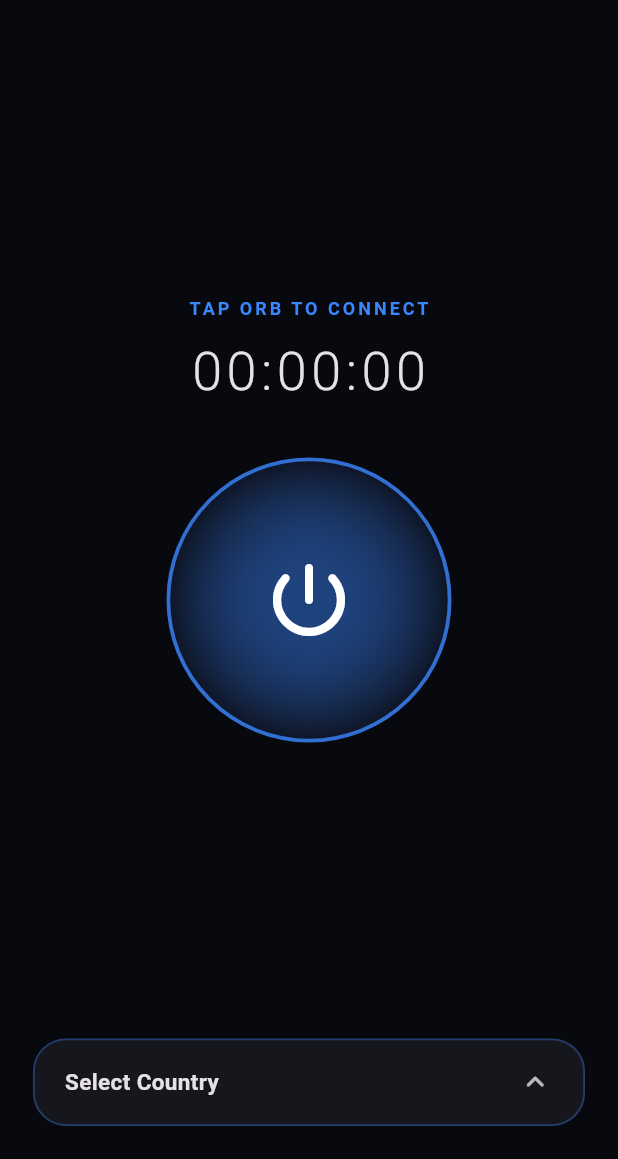
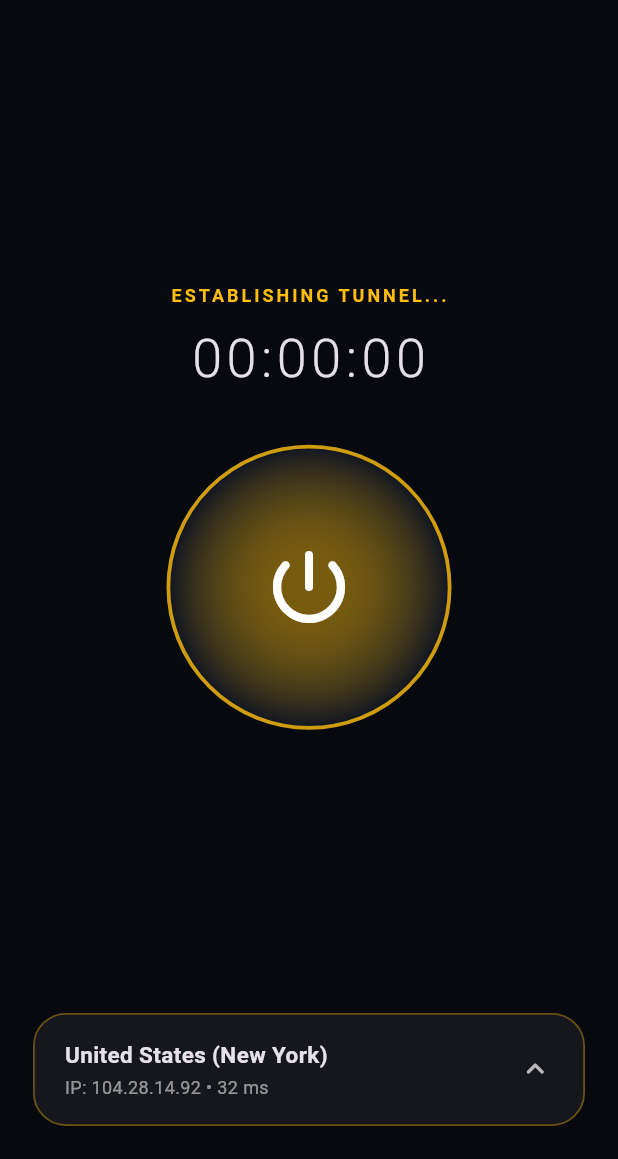
Before and after one commit to Zubairabbas9822/waka-vpn, a Flutter app: the screen it shows after launch, after a tap on the "power settings new" icon, on a phone screen of 412 x 824 dp, the part 77-1236 px from its top. Run offline on Flutter 3.47's test engine with Material 3 defaults, Android fonts, the phone set to English and light mode, and no system bars; our stand-ins replace supabase_flutter; accounts and stored records are empty.

Commit message:
Update main.dart

```diff
--- a/lib/main.dart
+++ b/lib/main.dart
@@ -1,11 +1,8 @@
 import 'dart:async';
-import 'dart:convert';
 import 'dart:math';
 import 'dart:ui';
 import 'package:flutter/material.dart';
 import 'package:flutter/services.dart';
-import 'package:http/http.dart' as http;
-import 'package:openvpn_flutter/openvpn_flutter.dart';
 import 'package:supabase_flutter/supabase_flutter.dart';
 
 void main() async {
@@ -46,34 +43,12 @@ class WakaVpnApp extends StatelessWidget {
   }
 }
 
-class RemoteAppConfig {
-  final bool isSubscriptionEnabled;
-  final int monthlyPricePkr;
-  final String announcementBanner;
-
-  RemoteAppConfig({
-    required this.isSubscriptionEnabled,
-    required this.monthlyPricePkr,
-    required this.announcementBanner,
-  });
-
-  factory RemoteAppConfig.fromMap(Map<String, dynamic> map) {
-    return RemoteAppConfig(
-      isSubscriptionEnabled: map['is_subscription_enabled'] ?? false,
-      monthlyPricePkr: map['monthly_price_pkr'] ?? 350,
-      announcementBanner: map['announcement_banner'] ?? '',
-    );
-  }
-}
-
 class VpnServer {
   final String countryLong;
   final String countryShort;
   final String ip;
   final int ping;
   final int speedMbps;
-  final String ovpnConfigBase64;
-  final bool isVipLocked;
 
   VpnServer({
     required this.countryLong,
@@ -81,8 +56,6 @@ class VpnServer {
     required this.ip,
     required this.ping,
     required this.speedMbps,
-    required this.ovpnConfigBase64,
-    this.isVipLocked = false,
   });
 }
 
@@ -95,185 +68,98 @@ class WakaHomeScreen extends StatefulWidget {
 
 class _WakaHomeScreenState extends State<WakaHomeScreen>
     with TickerProviderStateMixin {
-  late OpenVPN _openVpnEngine;
-  VPNStage _vpnStage = VPNStage.disconnected;
-  VpnStatus? _vpnStatus;
-  bool _isUserVip = false;
+  int _connectionState = 0; // 0: Disconnected, 1: Connecting, 2: Connected
 
-  RemoteAppConfig _remoteConfig = RemoteAppConfig(
-    isSubscriptionEnabled: false,
-    monthlyPricePkr: 350,
-    announcementBanner: '',
-  );
+  final List<VpnServer> _servers = [
+    VpnServer(countryLong: 'United States (New York)', countryShort: 'US', ip: '104.28.14.92', ping: 32, speedMbps: 140),
+    VpnServer(countryLong: 'Germany (Frankfurt)', countryShort: 'DE', ip: '141.101.90.96', ping: 41, speedMbps: 125),
+    VpnServer(countryLong: 'Singapore (Jurong)', countryShort: 'SG', ip: '172.67.182.31', ping: 46, speedMbps: 110),
+    VpnServer(countryLong: 'United Kingdom (London)', countryShort: 'GB', ip: '185.199.108.153', ping: 50, speedMbps: 115),
+    VpnServer(countryLong: 'Japan (Tokyo)', countryShort: 'JP', ip: '219.100.37.214', ping: 65, speedMbps: 130),
+  ];
 
-  List<VpnServer> _servers = [];
   VpnServer? _selectedServer;
-  bool _isLoadingServers = true;
-
+  Timer? _connectionTimer;
+  Duration _connectedDuration = Duration.zero;
+  double _downloadSpeed = 0.0;
+  double _uploadSpeed = 0.0;
   final List<double> _wavePoints = List.generate(24, (_) => 0.12);
   Timer? _waveTimer;
+
   late AnimationController _orbController;
 
   @override
   void initState() {
     super.initState();
+    _selectedServer = _servers.first;
     _orbController = AnimationController(
       vsync: this,
       duration: const Duration(seconds: 3),
     )..repeat(reverse: true);
-
-    _initOpenVpnEngine();
-    _initializeApp();
   }
 
-  void _initOpenVpnEngine() {
-    _openVpnEngine = OpenVPN(
-      onVpnStatusChanged: (data) {
+  void _toggleVpnConnection() {
+    HapticFeedback.mediumImpact();
+
+    if (_connectionState == 0) {
+      setState(() => _connectionState = 1);
+
+      // Connect simulation
+      Future.delayed(const Duration(seconds: 2), () {
         if (!mounted) return;
-        setState(() => _vpnStatus = data);
-      },
-      onVpnStageChanged: (stage, rawStage) {
-        if (!mounted) return;
-        setState(() => _vpnStage = stage);
-        if (stage == VPNStage.connected) {
         HapticFeedback.heavyImpact();
-          _startWaveAnimation();
-        } else if (stage == VPNStage.disconnected) {
+        setState(() {
+          _connectionState = 2;
+          _connectedDuration = Duration.zero;
+        });
+        _startLiveTelemetry();
+      });
+    } else {
+      _connectionTimer?.cancel();
       _waveTimer?.cancel();
-        }
-      },
-    );
-
-    _openVpnEngine.initialize(
-      groupIdentifier: "group.com.wakavpn.app",
-      providerBundleIdentifier: "com.wakavpn.app.VPNExtension",
-      localizedDescription: "WAKA VPN Shield",
-    );
-  }
-
-  Future<void> _initializeApp() async {
-    await _fetchRemoteConfig();
-    await _fetchFreePublicServers();
-  }
-
-  Future<void> _fetchRemoteConfig() async {
-    try {
-      final response = await Supabase.instance.client
-          .from('app_config')
-          .select()
-          .eq('id', 1)
-          .single();
       setState(() {
-        _remoteConfig = RemoteAppConfig.fromMap(response);
+        _connectionState = 0;
+        _downloadSpeed = 0.0;
+        _uploadSpeed = 0.0;
       });
-    } catch (_) {}
-  }
-
-  Future<void> _fetchFreePublicServers() async {
-    setState(() => _isLoadingServers = true);
-    try {
-      final response = await http
-          .get(Uri.parse('http://www.vpngate.net/api/iphone/'))
-          .timeout(const Duration(seconds: 12));
-
-      if (response.statusCode == 200) {
-        final lines = const LineSplitter().convert(response.body);
-        final List<VpnServer> parsedServers = [];
-
-        for (int i = 2; i < lines.length; i++) {
-          final cols = lines[i].split(',');
-          if (cols.length > 14 && cols[14].isNotEmpty) {
-            final int speedBits = int.tryParse(cols[4]) ?? 15000000;
-            final int pingMs = int.tryParse(cols[3]) ?? 42;
-            parsedServers.add(
-              VpnServer(
-                countryLong: cols[5],
-                countryShort: cols[6],
-                ip: cols[1],
-                ping: pingMs,
-                speedMbps: max(1, (speedBits / 1000000).round()),
-                ovpnConfigBase64: cols[14],
-                isVipLocked: _remoteConfig.isSubscriptionEnabled &&
-                    parsedServers.length < 3,
-              ),
-            );
-          }
-          if (parsedServers.length >= 20) break;
-        }
-
-        if (parsedServers.isNotEmpty) {
-          setState(() {
-            _servers = parsedServers;
-            _selectedServer = parsedServers.first;
-            _isLoadingServers = false;
-          });
-          return;
-        }
-      }
-    } catch (_) {}
-
-    setState(() => _isLoadingServers = false);
-  }
-
-  Future<void> _toggleVpnConnection() async {
-    HapticFeedback.mediumImpact();
-    await _fetchRemoteConfig();
-
-    if (_vpnStage == VPNStage.disconnected) {
-      if (_selectedServer == null) {
-        await _fetchFreePublicServers();
-        if (_selectedServer == null) return;
-      }
-
-      try {
-        final String decodedConfig =
-            utf8.decode(base64Decode(_selectedServer!.ovpnConfigBase64));
-
-        _openVpnEngine.connect(
-          decodedConfig,
-          "WAKA VPN - ${_selectedServer!.countryLong}",
-          username: "vpn",
-          password: "vpn",
-          certIsRequired: false,
-        );
-      } catch (e) {
-        ScaffoldMessenger.of(context).showSnackBar(
-          const SnackBar(content: Text('Connection failed, try another node')),
-        );
-      }
-    } else {
-      _openVpnEngine.disconnect();
-      setState(() => _vpnStage = VPNStage.disconnected);
     }
   }
 
-  void _startWaveAnimation() {
+  void _startLiveTelemetry() {
     final random = Random();
-    _waveTimer?.cancel();
-    _waveTimer = Timer.periodic(const Duration(seconds: 1), (_) {
+    _connectionTimer?.cancel();
+    _connectionTimer = Timer.periodic(const Duration(seconds: 1), (timer) {
       if (!mounted) return;
       setState(() {
+        _connectedDuration += const Duration(seconds: 1);
+        _downloadSpeed = 22.5 + random.nextDouble() * 38.0;
+        _uploadSpeed = 6.2 + random.nextDouble() * 14.0;
         _wavePoints.removeAt(0);
         _wavePoints.add(0.2 + random.nextDouble() * 0.75);
       });
     });
   }
 
+  String _formatDuration(Duration d) {
+    String twoDigits(int n) => n.toString().padLeft(2, '0');
+    return "${twoDigits(d.inHours)}:${twoDigits(d.inMinutes.remainder(60))}:${twoDigits(d.inSeconds.remainder(60))}";
+  }
+
   @override
   void dispose() {
     _orbController.dispose();
+    _connectionTimer?.cancel();
     _waveTimer?.cancel();
     super.dispose();
   }
 
   @override
   Widget build(BuildContext context) {
-    final bool isConnected = _vpnStage == VPNStage.connected;
-    final bool isConnecting =
-        _vpnStage != VPNStage.disconnected && _vpnStage != VPNStage.connected;
-    final Color primaryGlow = isConnected
+    final Color primaryGlow = _connectionState == 2
         ? const Color(0xFF00F5D4)
-        : (isConnecting ? const Color(0xFFFFBE0B) : const Color(0xFF3A86FF));
+        : (_connectionState == 1
+            ? const Color(0xFFFFBE0B)
+            : const Color(0xFF3A86FF));
 
     return Scaffold(
       body: SafeArea(
@@ -312,9 +198,11 @@ class _WakaHomeScreenState extends State<WakaHomeScreen>
               ),
               const Spacer(),
               Text(
-                isConnected
+                _connectionState == 2
                     ? 'SECURE SHIELD ACTIVE'
-                    : (isConnecting ? 'CONNECTING...' : 'TAP ORB TO CONNECT'),
+                    : (_connectionState == 1
+                        ? 'ESTABLISHING TUNNEL...'
+                        : 'TAP ORB TO CONNECT'),
                 style: TextStyle(
                   fontSize: 12,
                   letterSpacing: 2,
@@ -324,7 +212,7 @@ class _WakaHomeScreenState extends State<WakaHomeScreen>
               ),
               const SizedBox(height: 8),
               Text(
-                _vpnStatus?.duration ?? "00:00:00",
+                _formatDuration(_connectedDuration),
                 style: const TextStyle(
                   fontSize: 36,
                   fontWeight: FontWeight.w300,
@@ -352,7 +240,7 @@ class _WakaHomeScreenState extends State<WakaHomeScreen>
                   ),
                   child: Center(
                     child: Icon(
-                      isConnected
+                      _connectionState == 2
                           ? Icons.shield_rounded
                           : Icons.power_settings_new_rounded,
                       size: 64,
@@ -368,19 +256,28 @@ class _WakaHomeScreenState extends State<WakaHomeScreen>
                     context: context,
                     backgroundColor: const Color(0xFF0B0F19),
                     builder: (context) {
-                      return ListView.builder(
+                      return SizedBox(
+                        height: 300,
+                        child: ListView.builder(
                           itemCount: _servers.length,
                           itemBuilder: (context, index) {
                             final s = _servers[index];
                             return ListTile(
+                              leading: CircleAvatar(
+                                backgroundColor: Colors.white10,
+                                child: Text(s.countryShort,
+                                    style: const TextStyle(fontSize: 12)),
+                              ),
                               title: Text(s.countryLong),
-                            subtitle: Text('${s.speedMbps} Mbps • ${s.ping} ms'),
+                              subtitle:
+                                  Text('${s.speedMbps} Mbps • ${s.ping} ms'),
                               onTap: () {
                                 Navigator.pop(context);
                                 setState(() => _selectedServer = s);
                               },
                             );
                           },
+                        ),
                       );
                     },
                   );
@@ -397,10 +294,21 @@ class _WakaHomeScreenState extends State<WakaHomeScreen>
                   child: Row(
                     children: [
                       Expanded(
-                        child: Text(
+                        child: Column(
+                          crossAxisAlignment: CrossAxisAlignment.start,
+                          children: [
+                            Text(
                               _selectedServer?.countryLong ?? 'Select Country',
                               style: const TextStyle(
                                   fontWeight: FontWeight.bold, fontSize: 15),
+                            ),
+                            const SizedBox(height: 3),
+                            Text(
+                              'IP: ${_selectedServer?.ip} • ${_selectedServer?.ping} ms',
+                              style: const TextStyle(
+                                  fontSize: 12, color: Colors.white54),
+                            ),
+                          ],
                         ),
                       ),
                       const Icon(Icons.keyboard_arrow_up_rounded,
```
Lines whose indentation alone changed are shown as unchanged.
